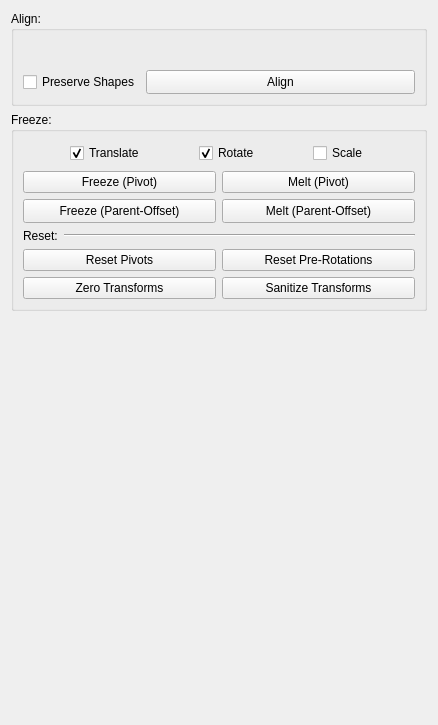
This is ui/tabs/qmodifytab.ui in bhsingleton/rigomatic as Qt 5 draws it before an edit. The edited form follows.
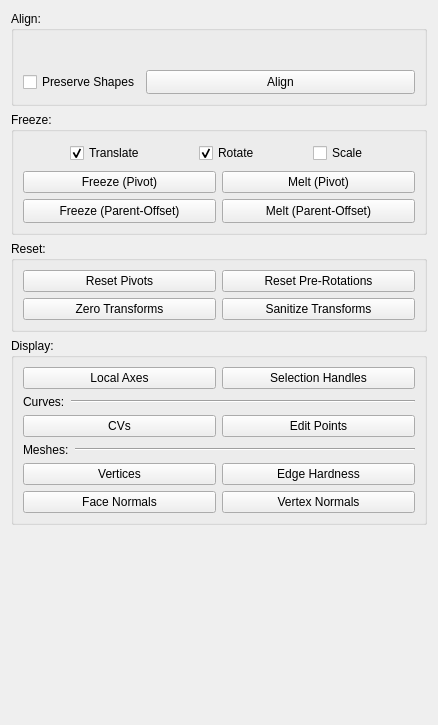
This is the edited form. Custom widgets are drawn as their Qt base class.

Commit message: Adding display toggles to modify tab.

```diff
--- a/ui/tabs/qmodifytab.ui
+++ b/ui/tabs/qmodifytab.ui
@@ -178,28 +178,6 @@
       <string>Freeze:</string>
      </property>
      <layout class="QGridLayout" name="gridLayout">
-      <item row="2" column="1">
-       <widget class="QPushButton" name="meltParentOffsetsPushButton">
-        <property name="minimumSize">
-         <size>
-          <width>0</width>
-          <height>24</height>
-         </size>
-        </property>
-        <property name="maximumSize">
-         <size>
-          <width>16777215</width>
-          <height>24</height>
-         </size>
-        </property>
-        <property name="toolTip">
-         <string>Un-freezes the transforms on the selected nodes.</string>
-        </property>
-        <property name="text">
-         <string>Melt (Parent-Offset)</string>
-        </property>
-       </widget>
-      </item>
       <item row="1" column="0">
        <widget class="QPushButton" name="freezePivotsPushButton">
         <property name="text">
@@ -207,63 +185,6 @@
         </property>
        </widget>
       </item>
-      <item row="9" column="0">
-       <widget class="QPushButton" name="zeroTransformsPushButton">
-        <property name="text">
-         <string>Zero Transforms</string>
-        </property>
-       </widget>
-      </item>
-      <item row="3" column="0" colspan="2">
-       <widget class="QWidget" name="resetDivider" native="true">
-        <property name="sizePolicy">
-         <sizepolicy hsizetype="Expanding" vsizetype="Minimum">
-          <horstretch>0</horstretch>
-          <verstretch>0</verstretch>
-         </sizepolicy>
-        </property>
-        <layout class="QHBoxLayout" name="horizontalLayout_6">
-         <property name="leftMargin">
-          <number>0</number>
-         </property>
-         <property name="topMargin">
-          <number>0</number>
-         </property>
-         <property name="rightMargin">
-          <number>0</number>
-         </property>
-         <property name="bottomMargin">
-          <number>0</number>
-         </property>
-         <item>
-          <widget class="QLabel" name="resetLabel">
-           <property name="sizePolicy">
-            <sizepolicy hsizetype="Minimum" vsizetype="Preferred">
-             <horstretch>0</horstretch>
-             <verstretch>0</verstretch>
-            </sizepolicy>
-           </property>
-           <property name="text">
-            <string>Reset:</string>
-           </property>
-          </widget>
-         </item>
-         <item>
-          <widget class="Line" name="resetLine">
-           <property name="sizePolicy">
-            <sizepolicy hsizetype="Expanding" vsizetype="Fixed">
-             <horstretch>0</horstretch>
-             <verstretch>0</verstretch>
-            </sizepolicy>
-           </property>
-           <property name="orientation">
-            <enum>Qt::Horizontal</enum>
-           </property>
-          </widget>
-         </item>
-        </layout>
-       </widget>
-      </item>
       <item row="1" column="1">
        <widget class="QPushButton" name="meltPivotsPushButton">
         <property name="text">
@@ -404,16 +325,6 @@
         </layout>
        </widget>
       </item>
-      <item row="8" column="0">
-       <widget class="QPushButton" name="resetPivotsPushButton">
-        <property name="toolTip">
-         <string>Resets the pivots on the selected nodes.</string>
-        </property>
-        <property name="text">
-         <string>Reset Pivots</string>
-        </property>
-       </widget>
-      </item>
       <item row="2" column="0">
        <widget class="QPushButton" name="freezeParentOffsetsPushButton">
         <property name="minimumSize">
@@ -436,7 +347,38 @@
         </property>
        </widget>
       </item>
-      <item row="8" column="1">
+      <item row="2" column="1">
+       <widget class="QPushButton" name="meltParentOffsetsPushButton">
+        <property name="minimumSize">
+         <size>
+          <width>0</width>
+          <height>24</height>
+         </size>
+        </property>
+        <property name="maximumSize">
+         <size>
+          <width>16777215</width>
+          <height>24</height>
+         </size>
+        </property>
+        <property name="toolTip">
+         <string>Un-freezes the transforms on the selected nodes.</string>
+        </property>
+        <property name="text">
+         <string>Melt (Parent-Offset)</string>
+        </property>
+       </widget>
+      </item>
+     </layout>
+    </widget>
+   </item>
+   <item>
+    <widget class="QGroupBox" name="resetGroupBox">
+     <property name="title">
+      <string>Reset:</string>
+     </property>
+     <layout class="QGridLayout" name="gridLayout_3">
+      <item row="0" column="1">
        <widget class="QPushButton" name="resetPreRotationsPushButton">
         <property name="toolTip">
          <string>Resets the pre-rotations on the selected nodes.</string>
@@ -446,7 +388,24 @@
         </property>
        </widget>
       </item>
-      <item row="9" column="1">
+      <item row="0" column="0">
+       <widget class="QPushButton" name="resetPivotsPushButton">
+        <property name="toolTip">
+         <string>Resets the pivots on the selected nodes.</string>
+        </property>
+        <property name="text">
+         <string>Reset Pivots</string>
+        </property>
+       </widget>
+      </item>
+      <item row="1" column="0">
+       <widget class="QPushButton" name="zeroTransformsPushButton">
+        <property name="text">
+         <string>Zero Transforms</string>
+        </property>
+       </widget>
+      </item>
+      <item row="1" column="1">
        <widget class="QPushButton" name="sanitizeTransformsPushButton">
         <property name="text">
          <string>Sanitize Transforms</string>
@@ -456,6 +415,171 @@
      </layout>
     </widget>
    </item>
+   <item>
+    <widget class="QGroupBox" name="displayGroupBox">
+     <property name="title">
+      <string>Display:</string>
+     </property>
+     <layout class="QGridLayout" name="gridLayout_4">
+      <item row="0" column="0">
+       <widget class="QPushButton" name="localAxesPushButton">
+        <property name="text">
+         <string>Local Axes</string>
+        </property>
+       </widget>
+      </item>
+      <item row="2" column="0">
+       <widget class="QPushButton" name="cvsPushButton">
+        <property name="text">
+         <string>CVs</string>
+        </property>
+       </widget>
+      </item>
+      <item row="4" column="0">
+       <widget class="QPushButton" name="verticesPushButton">
+        <property name="text">
+         <string>Vertices</string>
+        </property>
+       </widget>
+      </item>
+      <item row="0" column="1">
+       <widget class="QPushButton" name="selectionHandlesPushButton">
+        <property name="text">
+         <string>Selection Handles</string>
+        </property>
+       </widget>
+      </item>
+      <item row="4" column="1">
+       <widget class="QPushButton" name="edgeHardnessPushButton">
+        <property name="text">
+         <string>Edge Hardness</string>
+        </property>
+       </widget>
+      </item>
+      <item row="5" column="0">
+       <widget class="QPushButton" name="faceNormalsPushButton">
+        <property name="text">
+         <string>Face Normals</string>
+        </property>
+       </widget>
+      </item>
+      <item row="1" column="0" colspan="2">
+       <widget class="QWidget" name="curvesDivider" native="true">
+        <property name="sizePolicy">
+         <sizepolicy hsizetype="Expanding" vsizetype="Minimum">
+          <horstretch>0</horstretch>
+          <verstretch>0</verstretch>
+         </sizepolicy>
+        </property>
+        <layout class="QHBoxLayout" name="horizontalLayout_2">
+         <property name="leftMargin">
+          <number>0</number>
+         </property>
+         <property name="topMargin">
+          <number>0</number>
+         </property>
+         <property name="rightMargin">
+          <number>0</number>
+         </property>
+         <property name="bottomMargin">
+          <number>0</number>
+         </property>
+         <item>
+          <widget class="QLabel" name="curvesLabel">
+           <property name="sizePolicy">
+            <sizepolicy hsizetype="Minimum" vsizetype="Preferred">
+             <horstretch>0</horstretch>
+             <verstretch>0</verstretch>
+            </sizepolicy>
+           </property>
+           <property name="text">
+            <string>Curves:</string>
+           </property>
+          </widget>
+         </item>
+         <item>
+          <widget class="Line" name="curvesLine">
+           <property name="sizePolicy">
+            <sizepolicy hsizetype="Expanding" vsizetype="Fixed">
+             <horstretch>0</horstretch>
+             <verstretch>0</verstretch>
+            </sizepolicy>
+           </property>
+           <property name="orientation">
+            <enum>Qt::Horizontal</enum>
+           </property>
+          </widget>
+         </item>
+        </layout>
+       </widget>
+      </item>
+      <item row="5" column="1">
+       <widget class="QPushButton" name="vertexNormalsPushButton">
+        <property name="text">
+         <string>Vertex Normals</string>
+        </property>
+       </widget>
+      </item>
+      <item row="2" column="1">
+       <widget class="QPushButton" name="editPointsPushButton">
+        <property name="text">
+         <string>Edit Points</string>
+        </property>
+       </widget>
+      </item>
+      <item row="3" column="0" colspan="2">
+       <widget class="QWidget" name="meshesDivider" native="true">
+        <property name="sizePolicy">
+         <sizepolicy hsizetype="Expanding" vsizetype="Minimum">
+          <horstretch>0</horstretch>
+          <verstretch>0</verstretch>
+         </sizepolicy>
+        </property>
+        <layout class="QHBoxLayout" name="horizontalLayout_3">
+         <property name="leftMargin">
+          <number>0</number>
+         </property>
+         <property name="topMargin">
+          <number>0</number>
+         </property>
+         <property name="rightMargin">
+          <number>0</number>
+         </property>
+         <property name="bottomMargin">
+          <number>0</number>
+         </property>
+         <item>
+          <widget class="QLabel" name="meshesLabel">
+           <property name="sizePolicy">
+            <sizepolicy hsizetype="Minimum" vsizetype="Preferred">
+             <horstretch>0</horstretch>
+             <verstretch>0</verstretch>
+            </sizepolicy>
+           </property>
+           <property name="text">
+            <string>Meshes:</string>
+           </property>
+          </widget>
+         </item>
+         <item>
+          <widget class="Line" name="meshesLine">
+           <property name="sizePolicy">
+            <sizepolicy hsizetype="Expanding" vsizetype="Fixed">
+             <horstretch>0</horstretch>
+             <verstretch>0</verstretch>
+            </sizepolicy>
+           </property>
+           <property name="orientation">
+            <enum>Qt::Horizontal</enum>
+           </property>
+          </widget>
+         </item>
+        </layout>
+       </widget>
+      </item>
+     </layout>
+    </widget>
+   </item>
    <item>
     <spacer name="verticalSpacer">
      <property name="orientation">
```
The commit also changes 1 other file.
